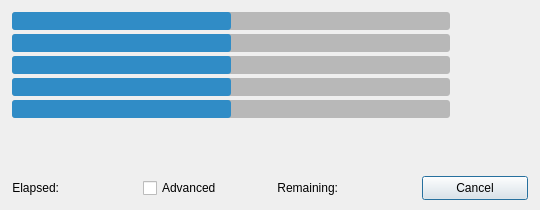
Qt form xdialogprocess.ui (horsicq/FormatDialogs) before a commit.
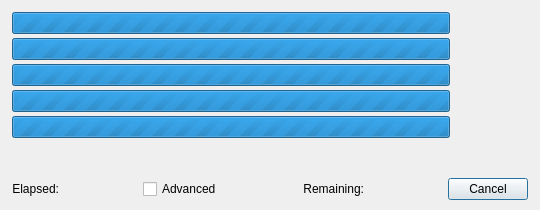
The same form after that commit.

Commit message: refactor(ui): remove inline stylesheet, update alignment flags

The edit to the form file:
```diff
--- a/xdialogprocess.ui
+++ b/xdialogprocess.ui
@@ -19,30 +19,6 @@
   <property name="modal">
    <bool>true</bool>
   </property>
-  <property name="styleSheet">
-   <string notr="true">QProgressBar {
-    border: none;
-    border-radius: 3px;
-    background-color: palette(mid);
-    min-height: 18px;
-    max-height: 18px;
-    text-align: center;
-    font-size: 11px;
-}
-QProgressBar::chunk {
-    background-color: palette(highlight);
-    border-radius: 3px;
-}
-QPushButton#pushButtonCancel {
-    min-width: 80px;
-    padding: 4px 12px;
-}
-QLabel#labelTime,
-QLabel#labelRemain {
-    font-size: 11px;
-    color: palette(mid-light);
-}</string>
-  </property>
   <layout class="QVBoxLayout" name="verticalLayout">
    <property name="spacing">
     <number>4</number>
@@ -98,7 +74,7 @@
         <string/>
        </property>
        <property name="alignment">
-        <set>Qt::AlignRight|Qt::AlignVCenter</set>
+        <set>Qt::AlignRight|Qt::AlignTrailing|Qt::AlignVCenter</set>
        </property>
       </widget>
      </item>
@@ -143,7 +119,7 @@
         <string/>
        </property>
        <property name="alignment">
-        <set>Qt::AlignRight|Qt::AlignVCenter</set>
+        <set>Qt::AlignRight|Qt::AlignTrailing|Qt::AlignVCenter</set>
        </property>
       </widget>
      </item>
@@ -188,7 +164,7 @@
         <string/>
        </property>
        <property name="alignment">
-        <set>Qt::AlignRight|Qt::AlignVCenter</set>
+        <set>Qt::AlignRight|Qt::AlignTrailing|Qt::AlignVCenter</set>
        </property>
       </widget>
      </item>
@@ -233,7 +209,7 @@
         <string/>
        </property>
        <property name="alignment">
-        <set>Qt::AlignRight|Qt::AlignVCenter</set>
+        <set>Qt::AlignRight|Qt::AlignTrailing|Qt::AlignVCenter</set>
        </property>
       </widget>
      </item>
@@ -278,7 +254,7 @@
         <string/>
        </property>
        <property name="alignment">
-        <set>Qt::AlignRight|Qt::AlignVCenter</set>
+        <set>Qt::AlignRight|Qt::AlignTrailing|Qt::AlignVCenter</set>
        </property>
       </widget>
      </item>
@@ -308,7 +284,7 @@
         <string>Elapsed:</string>
        </property>
        <property name="alignment">
-        <set>Qt::AlignRight|Qt::AlignVCenter</set>
+        <set>Qt::AlignRight|Qt::AlignTrailing|Qt::AlignVCenter</set>
        </property>
       </widget>
      </item>
@@ -363,7 +339,7 @@
         <string>Remaining:</string>
        </property>
        <property name="alignment">
-        <set>Qt::AlignRight|Qt::AlignVCenter</set>
+        <set>Qt::AlignRight|Qt::AlignTrailing|Qt::AlignVCenter</set>
        </property>
       </widget>
      </item>
```
